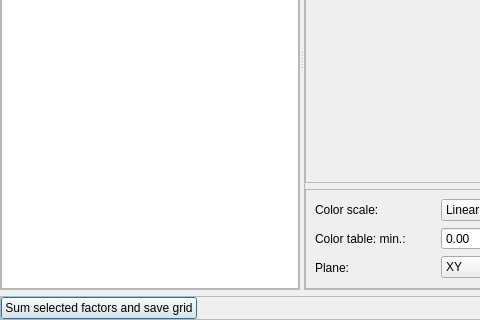
Before: the Qt Designer form imagejockey/svd/svdanalysisdialog.ui in PauloCarvalhoRJ/gammaray, drawn with Qt 5; both pictures show x 0 to 480 and y 173 to 493 of the 671 by 493 pixel window.
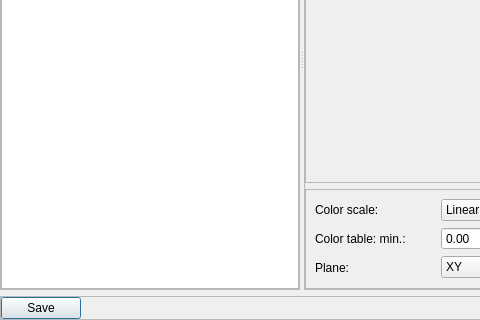
After: the same form once the commit is applied. Custom widgets are drawn as their Qt base class.

Commit message: SVD: Saving the sum of selected SVD factors.

```diff
--- a/imagejockey/svd/svdanalysisdialog.ui
+++ b/imagejockey/svd/svdanalysisdialog.ui
@@ -247,7 +247,7 @@
       <item>
        <widget class="QPushButton" name="btnSave">
         <property name="text">
-         <string>Sum selected factors and save grid</string>
+         <string>Save</string>
         </property>
        </widget>
       </item>
```
Left out of the diff: 17 changed lines with no effect on the pictures. The commit also changes 8 other files.
